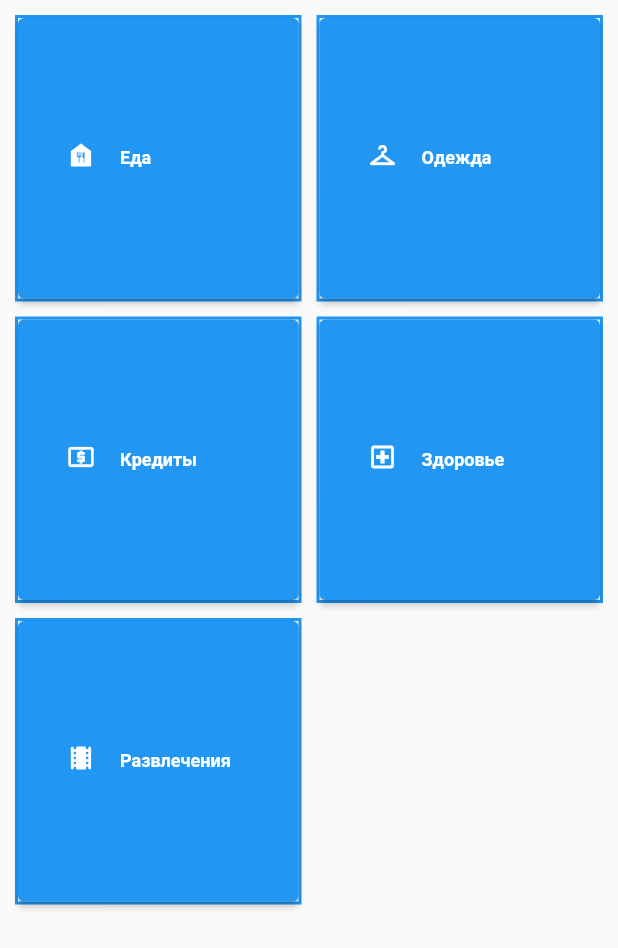
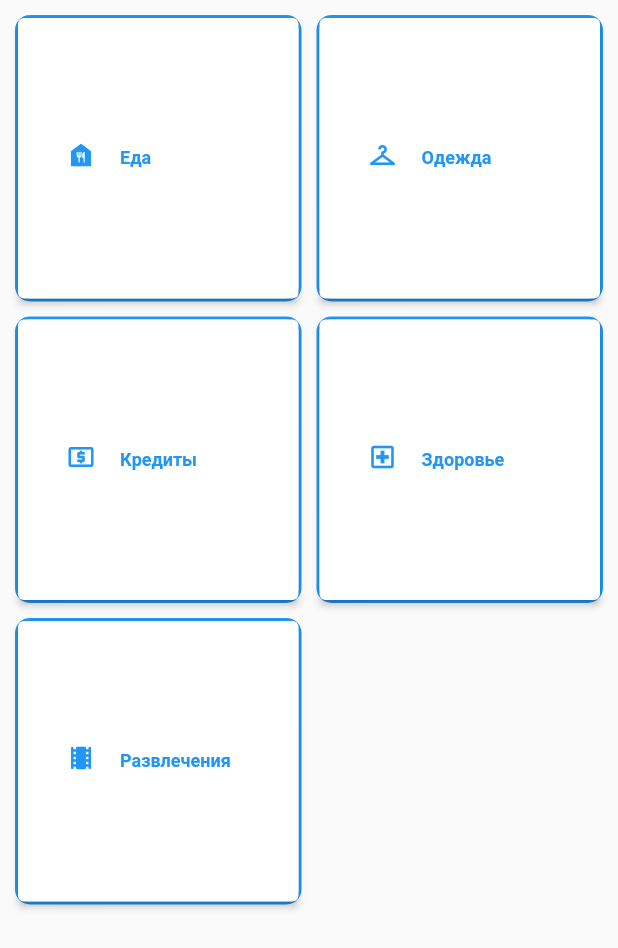
Before and after one commit to DamirAhm/POGU_expense_manager, a Flutter app: the CategoriesFilterModal widget shown alone on an empty page, opened directly, on a phone screen of 412 x 824 dp. Shown: the top 948 px of the screen. Run offline on Flutter 3.47's test engine with Material 2 defaults, Android fonts, the light colour scheme and no system bars; our stand-ins replace flutter_colorpicker; missing offline and left inert: select_dialog; accounts and stored records are empty.

Commit message:
Changed styles

```diff
--- a/lib/components/CategoriesFilterModal.dart
+++ b/lib/components/CategoriesFilterModal.dart
@@ -1,6 +1,5 @@
 import 'package:flutter/material.dart';
 import 'package:provider/provider.dart';
-import 'package:test_app/modules/models/Category.dart';
 import 'package:test_app/modules/services/CategoriesController.dart';
 
 class CategoriesFilterModal extends StatefulWidget {
@@ -14,7 +13,7 @@ class _CategoriesFilterModalState extends State<CategoriesFilterModal> {
     if (picked) {
       return ButtonStyle(
           backgroundColor:
-              MaterialStateProperty.all(Theme.of(context).cardColor));
+              MaterialStateProperty.all(Theme.of(context).primaryColor));
     } else {
       return ButtonStyle(
           backgroundColor:
@@ -43,14 +42,14 @@ class _CategoriesFilterModalState extends State<CategoriesFilterModal> {
                                       size: 20,
                                       color: category.picked
                                           ? Theme.of(context).accentColor
-                                          : Theme.of(context).cardColor),
+                                          : Theme.of(context).primaryColor),
                                   title: Text(category.name,
                                       style: TextStyle(
                                           fontSize: 12,
                                           fontWeight: FontWeight.bold,
                                           color:
-                                              category.picked ? Theme.of(context).accentColor : Theme.of(context).cardColor)))),
-                          decoration: BoxDecoration(border: Border.all(color: Theme.of(context).accentColor, width: 2))))
+                                              category.picked ? Theme.of(context).accentColor : Theme.of(context).primaryColor)))),
+                          decoration: BoxDecoration(border: Border.all(color: Theme.of(context).primaryColor, width: 2), borderRadius: BorderRadius.all(Radius.circular(10)))))
                       .toList()),
             ));
   }
--- a/lib/main.dart
+++ b/lib/main.dart
@@ -44,7 +44,7 @@ class MyApp extends StatelessWidget {
   Widget build(BuildContext context) {
     return MaterialApp(
         title: 'Word pair generator',
-        theme: ThemeData(),
+        theme: ThemeData(primaryColor: Colors.blue, accentColor: Colors.white),
         initialRoute: '/',
         routes: {
           '/': (context) => AccountsPage(),
```
